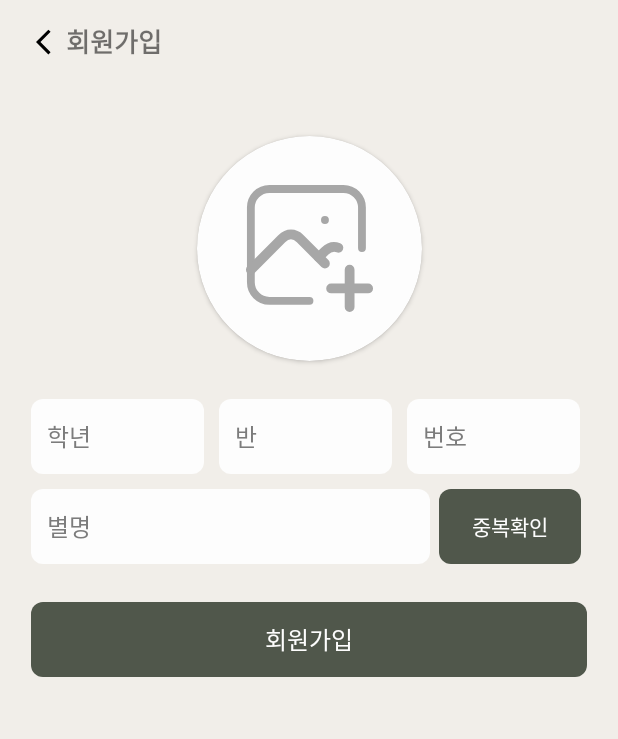
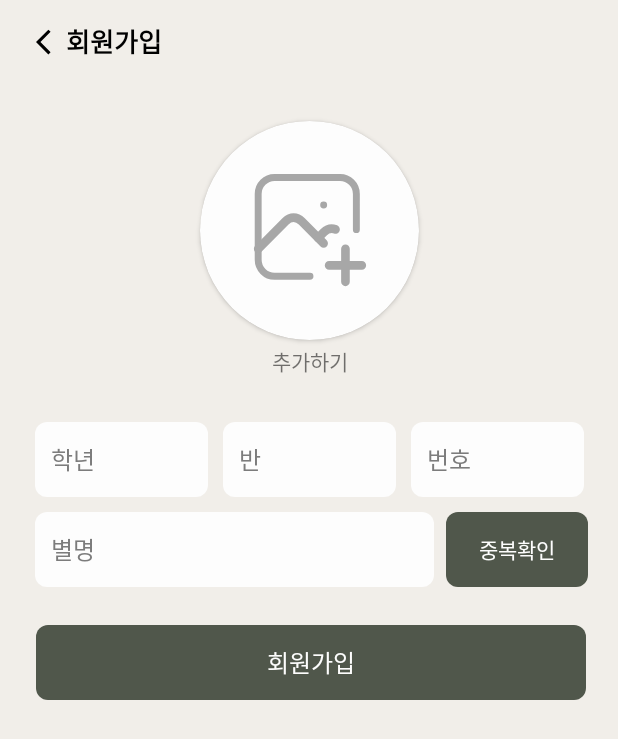
Before and after one commit to Team-OnePiece/OnePiece_Android, an Android app: the AccountActivity2 screen opened directly, with no data from a screen before it, on a phone screen of 412 x 824 dp. Shown: the top 739 px of the screen. Run offline under Robolectric (Android 15) with nearby library versions, the phone set to English and light mode, and no system bars.

Commit message:
📝:: activity_account

```diff
--- a/app/src/main/res/drawable/add_picture.xml
+++ b/app/src/main/res/drawable/add_picture.xml
@@ -1,6 +1,6 @@
 <vector xmlns:android="http://schemas.android.com/apk/res/android"
-    android:width="86dp"
-    android:height="85dp"
+    android:width="76dp"
+    android:height="75dp"
     android:viewportWidth="66"
     android:viewportHeight="65">
   <path
--- a/app/src/main/res/layout/activity_account.xml
+++ b/app/src/main/res/layout/activity_account.xml
@@ -28,20 +28,14 @@
         android:textSize="16sp"
         android:fontFamily="@font/orbit"
         android:textColorHint="@color/gray_600"
+        android:textColor="@color/black"
         app:layout_constraintStart_toStartOf="@+id/img_arrow"
         app:layout_constraintTop_toBottomOf="@+id/img_arrow"
-        android:layout_marginTop="50dp"/>
+        android:layout_marginTop="50dp"
+        android:layout_marginStart="-5dp" />
     <Button
         android:id="@+id/btn_check"
-        android:layout_width="0dp"
-        android:layout_height="50dp"
-        app:layout_constraintWidth_percent="0.23"
-        android:background="@drawable/btn_radius"
-        android:backgroundTint="@color/main_color1"
-        android:text="중복확인"
-        android:textColor="@color/gray_000"
-        android:textSize="14sp"
-        android:fontFamily="@font/orbit"
+        style="@style/account_btn_check"
         android:layout_marginTop="50dp"
         android:layout_marginStart="6dp"
         app:layout_constraintStart_toEndOf="@+id/edit_id"
@@ -57,6 +51,7 @@
         android:textSize="16sp"
         android:fontFamily="@font/orbit"
         android:textColorHint="@color/gray_600"
+        android:textColor="@color/black"
         android:layout_marginTop="10dp"
         android:inputType="textPassword"
         app:layout_constraintStart_toStartOf="@+id/edit_id"
@@ -76,8 +71,8 @@
         style="@style/account_btn_next"
         android:text="다음"
         android:layout_marginTop="60dp"
-        app:layout_constraintStart_toStartOf="parent"
-        app:layout_constraintEnd_toEndOf="parent"
+        app:layout_constraintStart_toStartOf="@id/edit_pw"
+        app:layout_constraintEnd_toEndOf="@id/edit_pw"
         app:layout_constraintTop_toBottomOf="@+id/edit_pw"/>
 
 
--- a/app/src/main/res/layout/activity_account2.xml
+++ b/app/src/main/res/layout/activity_account2.xml
@@ -20,66 +20,56 @@
 
     <androidx.cardview.widget.CardView
         android:id="@+id/card_img"
-        android:layout_width="150dp"
-        android:layout_height="150dp"
-        app:cardCornerRadius="75dp"
+        android:layout_width="146dp"
+        android:layout_height="146dp"
+        app:cardCornerRadius="73dp"
         android:backgroundTint="@color/gray_000"
         app:layout_constraintStart_toStartOf="parent"
         app:layout_constraintEnd_toEndOf="parent"
         app:layout_constraintTop_toBottomOf="@+id/text_account"
-        android:layout_marginTop="50dp">
+        android:layout_marginTop="40dp">
         <ImageButton
+            android:id="@+id/btn_add"
             android:layout_width="match_parent"
             android:layout_height="match_parent"
             android:src="@drawable/add_picture"
             android:background="@color/transparent"/>
     </androidx.cardview.widget.CardView>
+    <TextView
+        android:id="@+id/text_add"
+        android:layout_width="wrap_content"
+        android:layout_height="wrap_content"
+        android:text="추가하기"
+        android:fontFamily="@font/orbit"
+        android:textSize="14sp"
+        android:layout_marginTop="3dp"
+        app:layout_constraintStart_toStartOf="@id/card_img"
+        app:layout_constraintEnd_toEndOf="@id/card_img"
+        app:layout_constraintTop_toBottomOf="@id/card_img"
+        />
 
     <EditText
         android:id="@+id/edit_grade"
-        android:layout_width="0dp"
-        android:layout_height="50dp"
-        app:layout_constraintWidth_percent="0.28"
-        android:background="@drawable/edit_background"
         android:hint="학년"
-        android:inputType="number"
-        android:fontFamily="@font/orbit"
-        android:textSize="16sp"
-        android:textColorHint="@color/gray_600"
-        android:layout_marginStart="-3dp"
-        android:layout_marginTop="25dp"
-        app:layout_constraintStart_toStartOf="@+id/img_arrow"
-        app:layout_constraintTop_toBottomOf="@+id/card_img"/>
+        style="@style/account2_edit_info"
+        android:layout_marginEnd="10dp"
+        app:layout_constraintEnd_toStartOf="@+id/edit_class"
+        app:layout_constraintTop_toTopOf="@+id/edit_class"/>
     <EditText
         android:id="@+id/edit_class"
-        android:layout_width="0dp"
-        android:layout_height="50dp"
-        app:layout_constraintWidth_percent="0.28"
-        android:background="@drawable/edit_background"
         android:hint="반"
-        android:inputType="number"
-        android:fontFamily="@font/orbit"
-        android:textSize="16sp"
-        android:textColorHint="@color/gray_600"
-        app:layout_constraintStart_toEndOf="@+id/edit_grade"
-        app:layout_constraintTop_toBottomOf="@+id/card_img"
-        android:layout_marginStart="10dp"
-        android:layout_marginTop="25dp"/>
+        style="@style/account2_edit_info"
+        android:layout_marginTop="30dp"
+        app:layout_constraintStart_toStartOf="@id/card_img"
+        app:layout_constraintEnd_toEndOf="@id/card_img"
+        app:layout_constraintTop_toBottomOf="@+id/text_add" />
     <EditText
         android:id="@+id/edit_number"
-        android:layout_width="0dp"
-        android:layout_height="50dp"
-        app:layout_constraintWidth_percent="0.28"
-        android:background="@drawable/edit_background"
+        style="@style/account2_edit_info"
         android:hint="번호"
-        android:inputType="number"
-        android:fontFamily="@font/orbit"
-        android:textSize="16sp"
-        android:textColorHint="@color/gray_600"
-        android:layout_marginTop="25dp"
         android:layout_marginStart="10dp"
         app:layout_constraintStart_toEndOf="@+id/edit_class"
-        app:layout_constraintTop_toBottomOf="@+id/card_img"/>
+        app:layout_constraintTop_toTopOf="@id/edit_class"/>
 
     <EditText
         android:id="@+id/edit_nick"
@@ -89,34 +79,26 @@
         android:background="@drawable/edit_background"
         android:hint="별명"
         android:textColorHint="@color/gray_600"
+        android:textColor="@color/black"
         android:fontFamily="@font/orbit"
         android:textSize="16sp"
         android:layout_marginTop="10dp"
         app:layout_constraintStart_toStartOf="@+id/edit_grade"
-        app:layout_constraintTop_toBottomOf="@+id/edit_grade"/>
+        app:layout_constraintTop_toBottomOf="@+id/edit_class"/>
     <Button
         android:id="@+id/btn_check"
-        android:layout_width="0dp"
-        android:layout_height="50dp"
-        app:layout_constraintWidth_percent="0.23"
-        android:background="@drawable/btn_radius"
-        android:backgroundTint="@color/main_color1"
-        android:text="중복확인"
-        android:textColor="@color/gray_000"
-        android:textSize="14sp"
-        android:fontFamily="@font/orbit"
-        android:layout_marginTop="10dp"
-        android:layout_marginStart="6dp"
+        style="@style/account_btn_check"
+        android:layout_marginStart="8dp"
         app:layout_constraintStart_toEndOf="@+id/edit_nick"
-        app:layout_constraintTop_toBottomOf="@+id/edit_number" />
+         app:layout_constraintTop_toTopOf="@+id/edit_nick"/>
 
     <Button
         android:id="@+id/btn_next"
         style="@style/account_btn_next"
         android:text="회원가입"
         android:layout_marginTop="25dp"
-        app:layout_constraintStart_toStartOf="parent"
-        app:layout_constraintEnd_toEndOf="parent"
+        app:layout_constraintStart_toStartOf="@id/edit_nick"
+        app:layout_constraintEnd_toEndOf="@id/btn_check"
         app:layout_constraintTop_toBottomOf="@+id/edit_nick" />
 
 </androidx.constraintlayout.widget.ConstraintLayout>
--- a/app/src/main/res/values/style.xml
+++ b/app/src/main/res/values/style.xml
@@ -13,17 +13,41 @@
         <item name="android:text">회원가입</item>
         <item name="android:textSize">17sp</item>
         <item name="android:textStyle">bold</item>
+        <item name="android:textColor">@color/black</item>
         <item name="android:fontFamily">@font/orbit</item>
         <item name="android:layout_marginTop">14dp</item>
     </style>
     <style name="account_btn_next">
         <item name="android:layout_width">0dp</item>
         <item name="android:layout_height">50dp</item>
-        <item name="layout_constraintWidth_percent">0.9</item>
+        <item name="layout_constraintWidth_percent">0.89</item>
         <item name="android:background">@drawable/btn_radius</item>
         <item name="android:backgroundTint">@color/main_color1</item>
         <item name="android:textSize">16sp</item>
         <item name="android:textColor">@color/gray_000</item>
         <item name="android:fontFamily">@font/orbit</item>
     </style>
+    <style name="account2_edit_info">
+        <item name="android:layout_width">0dp</item>
+        <item name="android:layout_height">50dp</item>
+        <item name="layout_constraintWidth_percent">0.28</item>
+        <item name="android:background">@drawable/edit_background</item>
+        <item name="android:inputType">number</item>
+        <item name="android:fontFamily">@font/orbit</item>
+        <item name="android:textSize">16sp</item>
+        <item name="android:textColorHint">@color/gray_600</item>
+        <item name="android:textColor">@color/black</item>
+    </style>
+    <style name="account_btn_check">
+        <item name="android:layout_width">0dp</item>
+        <item name="android:layout_height">50dp</item>
+        <item name="layout_constraintWidth_percent">0.23</item>
+        <item name="android:background">@drawable/btn_radius</item>
+        <item name="android:backgroundTint">@color/main_color1</item>
+        <item name="android:text">중복확인</item>
+        <item name="android:textColor">@color/gray_000</item>
+        <item name="android:textSize">14sp</item>
+        <item name="android:fontFamily">@font/orbit</item>
+
+    </style>
 </resources>
```
